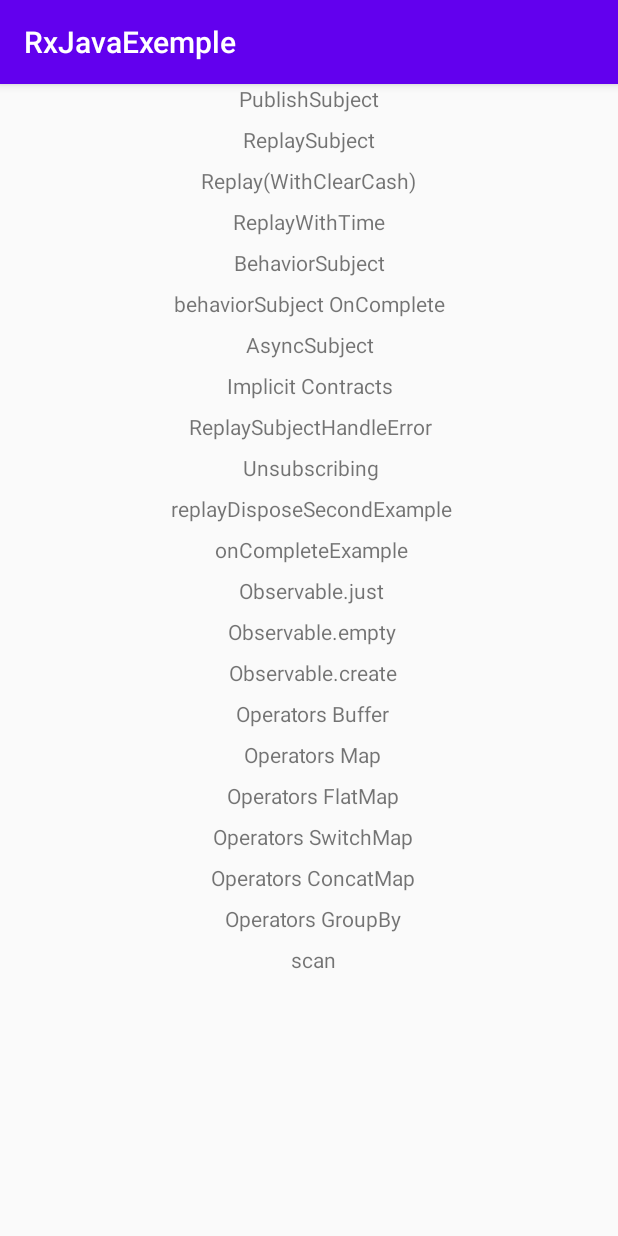
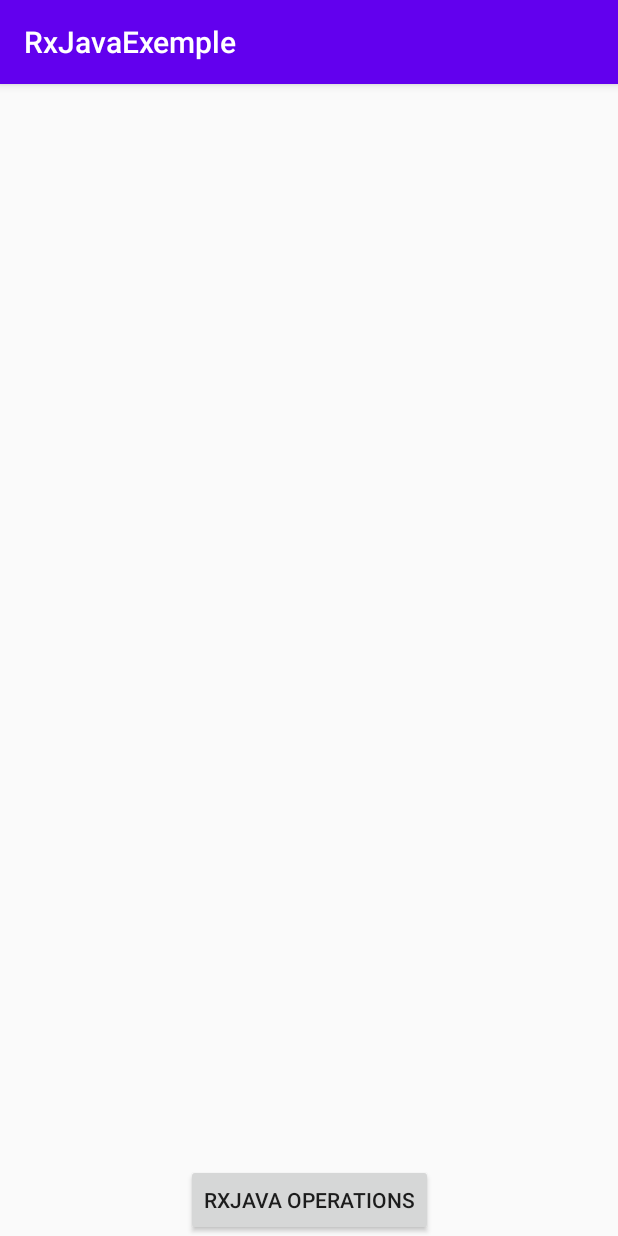
Before and after one commit to NickIvantsov/RxJavaExemple, an Android app: the screen it shows after launch (MainActivity before the commit, StartActivity after it), on a phone screen of 412 x 824 dp. Run offline under Robolectric (Android 15) with nearby library versions, the phone set to English and light mode, and no system bars; our stand-ins replace ButterKnife.

```diff
--- a/app/src/main/AndroidManifest.xml
+++ b/app/src/main/AndroidManifest.xml
@@ -9,13 +9,16 @@
         android:roundIcon="@mipmap/ic_launcher_round"
         android:supportsRtl="true"
         android:theme="@style/AppTheme">
-        <activity android:name=".MainActivity">
+        <activity android:name=".StartActivity">
             <intent-filter>
                 <action android:name="android.intent.action.MAIN" />
 
                 <category android:name="android.intent.category.LAUNCHER" />
             </intent-filter>
         </activity>
+        <activity android:name=".RxJavaOperationsActivity">
+
+        </activity>
     </application>
 
 </manifest>
--- a/app/src/main/java/com/gmail/rxjavaexemple/MainActivity.kt
+++ b/app/src/main/java/com/gmail/rxjavaexemple/RxJavaOperationsActivity.kt
@@ -7,7 +7,7 @@ import com.gmail.rxjavaexemple.KeyTypes.*
 import com.gmail.rxjavaexemple.operatorsTransformingObservables.*
 
 
-class MainActivity : AppCompatActivity() {
+class RxJavaOperationsActivity : AppCompatActivity() {
 
     override fun onCreate(savedInstanceState: Bundle?) {
         super.onCreate(savedInstanceState)
--- /dev/null
+++ b/app/src/main/java/com/gmail/rxjavaexemple/StartActivity.kt
@@ -0,0 +1,24 @@
+package com.gmail.rxjavaexemple
+
+import android.content.Intent
+import android.os.Bundle
+import android.view.View
+import androidx.appcompat.app.AppCompatActivity
+import butterknife.ButterKnife
+import butterknife.OnClick
+import com.google.android.material.snackbar.Snackbar
+
+class StartActivity : AppCompatActivity() {
+
+    override fun onCreate(savedInstanceState: Bundle?) {
+        super.onCreate(savedInstanceState)
+        setContentView(R.layout.activity_start)
+        ButterKnife.bind(this)
+    }
+
+    @OnClick(R.id.rxOperationBtn)
+    fun rxOperationPressed(v: View) {
+        val intent = Intent(applicationContext, RxJavaOperationsActivity::class.java)
+        startActivity(intent)
+    }
+}
--- a/app/src/main/res/layout/activity_main.xml
+++ b/app/src/main/res/layout/activity_main.xml
@@ -4,7 +4,7 @@
     xmlns:tools="http://schemas.android.com/tools"
     android:layout_width="match_parent"
     android:layout_height="match_parent"
-    tools:context=".MainActivity">
+    tools:context=".RxJavaOperationsActivity">
 
     <ScrollView
         android:layout_width="match_parent"
--- /dev/null
+++ b/app/src/main/res/layout/activity_start.xml
@@ -0,0 +1,17 @@
+<?xml version="1.0" encoding="utf-8"?>
+<androidx.constraintlayout.widget.ConstraintLayout xmlns:android="http://schemas.android.com/apk/res/android"
+    xmlns:app="http://schemas.android.com/apk/res-auto"
+    xmlns:tools="http://schemas.android.com/tools"
+    android:layout_width="match_parent"
+    android:layout_height="match_parent"
+    tools:context=".StartActivity">
+
+    <Button
+        android:id="@+id/rxOperationBtn"
+        android:layout_width="wrap_content"
+        android:layout_height="wrap_content"
+        android:text="RxJava Operations"
+        app:layout_constraintBottom_toBottomOf="parent"
+        app:layout_constraintEnd_toEndOf="parent"
+        app:layout_constraintStart_toStartOf="parent" />
+</androidx.constraintlayout.widget.ConstraintLayout>
--- a/build.gradle
+++ b/build.gradle
@@ -1,7 +1,7 @@
 // Top-level build file where you can add configuration options common to all sub-projects/modules.
 
 buildscript {
-    ext.kotlin_version = '1.3.61'
+    ext.kotlin_version = '1.3.70'
     repositories {
         google()
         jcenter()
@@ -10,6 +10,7 @@ buildscript {
     dependencies {
         classpath 'com.android.tools.build:gradle:3.6.1'
         classpath "org.jetbrains.kotlin:kotlin-gradle-plugin:$kotlin_version"
+        classpath 'com.jakewharton:butterknife-gradle-plugin:10.2.1'
 
         // NOTE: Do not place your application dependencies here; they belong
         // in the individual module build.gradle files
```
Also changed, not shown: app/build.gradle (+16 -1 lines).
